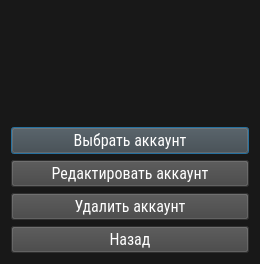
Above: src/views/ui/choice_acc_dialog.ui from Abbit/steam_account_manager before the change. Below: the same form after it.
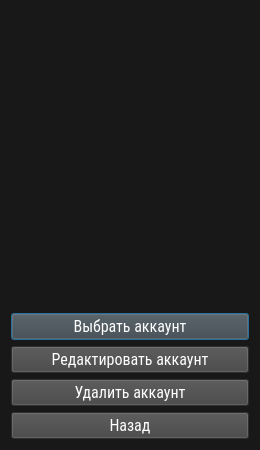
That is the form after the change.

What changed in the file:
```diff
--- a/src/views/ui/choice_acc_dialog.ui
+++ b/src/views/ui/choice_acc_dialog.ui
@@ -7,7 +7,7 @@
     <x>0</x>
     <y>0</y>
     <width>260</width>
-    <height>264</height>
+    <height>450</height>
    </rect>
   </property>
   <property name="sizePolicy">
```
